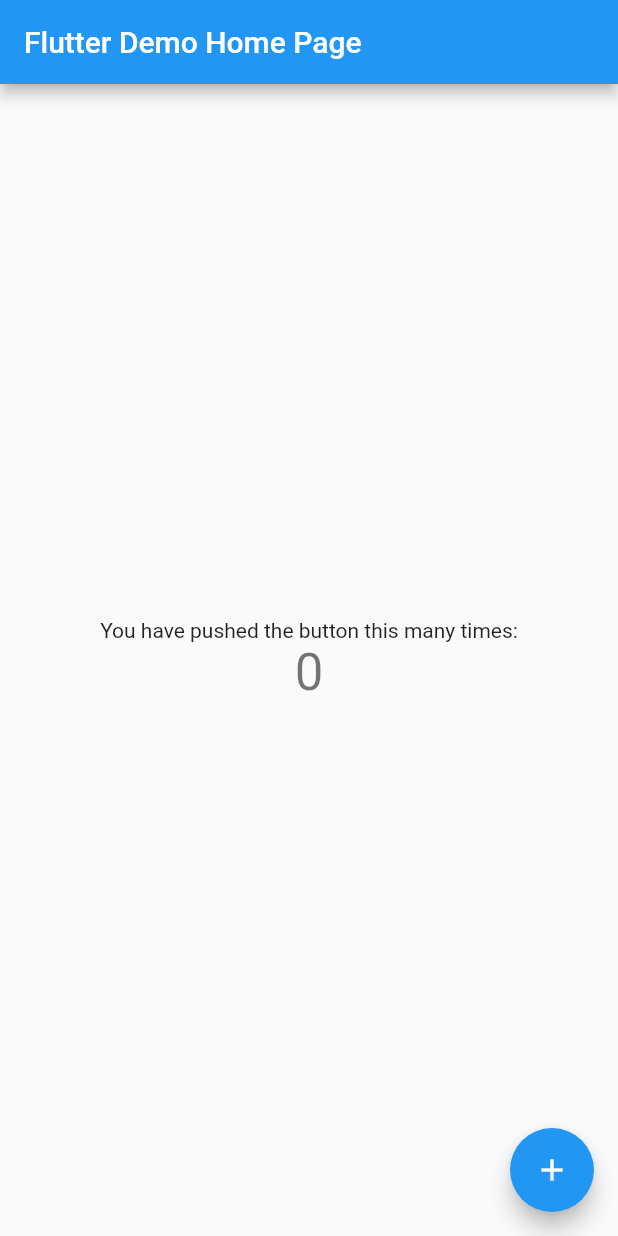
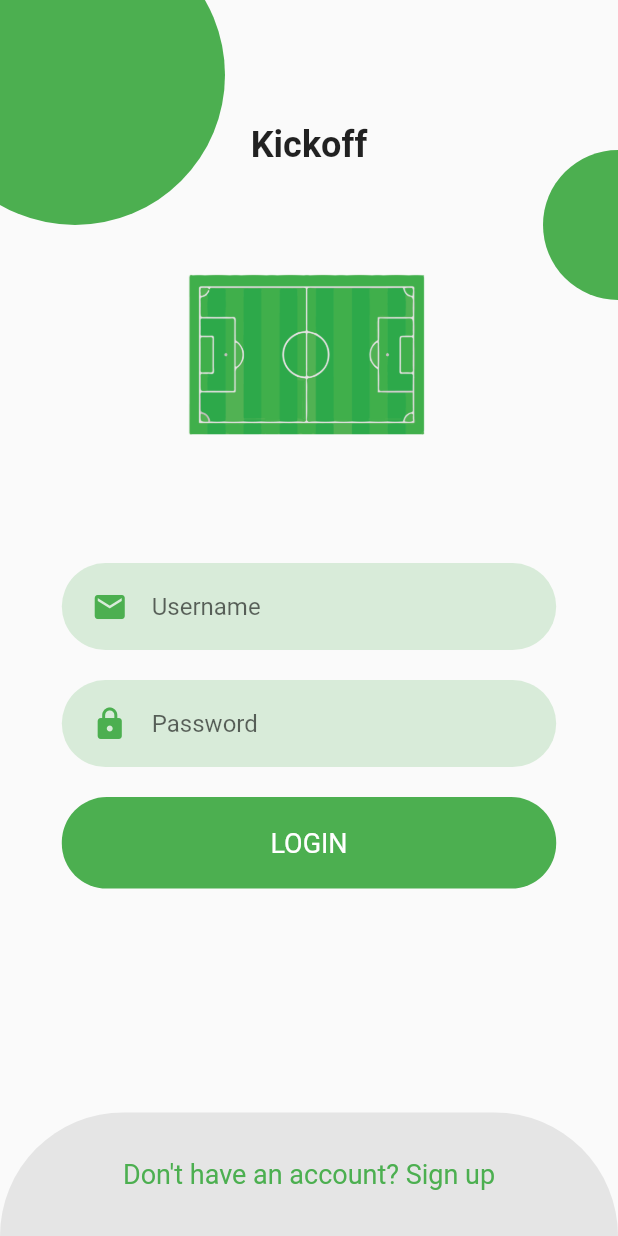
Before and after one commit to zeyadzidan/Kickoff, a Flutter app: the screen it shows after launch, on a phone screen of 412 x 824 dp. Run offline on Flutter 3.47's test engine with Material 2 defaults, Android fonts, the phone set to English and light mode, and no system bars.

Commit message:
finish login and signup in front

```diff
--- /dev/null
+++ b/kickoff_frontend/lib/Screens/login/components/cancel_button.dart
@@ -0,0 +1,41 @@
+import 'package:flutter/material.dart';
+import 'package:kickoff_frontend/constants.dart';
+
+class CancelButton extends StatelessWidget {
+  const CancelButton({
+    Key? key,
+    required this.isLogin,
+    required this.animationDuration,
+    required this.size,
+    required this.animationController,
+    required this.tapEvent
+  }) : super(key: key);
+
+  final bool isLogin;
+  final Duration animationDuration;
+  final Size size;
+  final AnimationController? animationController;
+  final GestureTapCallback? tapEvent;
+
+  @override
+  Widget build(BuildContext context) {
+    return AnimatedOpacity(
+      opacity: isLogin ? 0.0 : 1.0,
+      duration: animationDuration,
+      child: Align(
+        alignment: Alignment.topCenter,
+        child: Container(
+          width: size.width,
+          height: size.height * 0.1,
+          alignment: Alignment.bottomCenter,
+
+          child: IconButton(
+            icon: Icon(Icons.close),
+            onPressed: tapEvent,
+            color: kPrimaryColor,
+          ),
+        ),
+      ),
+    );
+  }
+}
--- /dev/null
+++ b/kickoff_frontend/lib/Screens/login/components/login_form.dart
@@ -0,0 +1,68 @@
+import 'package:flutter/material.dart';
+import 'package:kickoff_frontend/components/rounded_button.dart';
+import 'package:kickoff_frontend/components/rounded_input.dart';
+import 'package:kickoff_frontend/components/rounded_password_input.dart';
+
+
+class LoginForm extends StatelessWidget {
+  const LoginForm({
+    Key? key,
+    required this.isLogin,
+    required this.animationDuration,
+    required this.size,
+    required this.defaultLoginSize,
+  }) : super(key: key);
+
+  final bool isLogin;
+  final Duration animationDuration;
+  final Size size;
+  final double defaultLoginSize;
+
+  @override
+  Widget build(BuildContext context) {
+    return AnimatedOpacity(
+      opacity: isLogin ? 1.0 : 0.0,
+      duration: animationDuration * 4,
+      child: Align(
+        alignment: Alignment.center,
+        child: Container(
+          width: size.width,
+          height: defaultLoginSize,
+          child: SingleChildScrollView(
+            child: Column(
+              crossAxisAlignment: CrossAxisAlignment.center,
+              mainAxisAlignment: MainAxisAlignment.center,
+
+              children: [
+                Text(
+                  'Kickoff',
+                  style: TextStyle(
+                      fontWeight: FontWeight.bold,
+                      fontSize: 24
+                  ),
+                ),
+
+                SizedBox(height: 40),
+
+                Container(height:175 ,width:175,child: Image(image: AssetImage('assets/images/pic3.PNG'))),
+
+                SizedBox(height: 40),
+
+                RoundedInput(icon: Icons.mail, hint: 'Username'),
+
+                RoundedPasswordInput(hint: 'Password'),
+
+                SizedBox(height: 10),
+
+                RoundedButton(title: 'LOGIN'),
+
+                SizedBox(height: 10),
+
+              ],
+            ),
+          ),
+        ),
+      ),
+    );
+  }
+}
--- /dev/null
+++ b/kickoff_frontend/lib/Screens/login/components/register_form.dart
@@ -0,0 +1,74 @@
+import 'package:flutter/material.dart';
+import 'package:kickoff_frontend/components/rounded_button.dart';
+import 'package:kickoff_frontend/components/rounded_input.dart';
+import 'package:kickoff_frontend/components/rounded_password_input.dart';
+
+
+class RegisterForm extends StatelessWidget {
+  const RegisterForm({
+    Key? key,
+    required this.isLogin,
+    required this.animationDuration,
+    required this.size,
+    required this.defaultLoginSize,
+  }) : super(key: key);
+
+  final bool isLogin;
+  final Duration animationDuration;
+  final Size size;
+  final double defaultLoginSize;
+
+  @override
+  Widget build(BuildContext context) {
+    return AnimatedOpacity(
+      opacity: isLogin ? 0.0 : 1.0,
+      duration: animationDuration * 5,
+      child: Visibility(
+        visible: !isLogin,
+        child: Align(
+          alignment: Alignment.bottomCenter,
+          child: Container(
+            width: size.width,
+            height: defaultLoginSize,
+            child: SingleChildScrollView(
+              child: Column(
+                crossAxisAlignment: CrossAxisAlignment.center,
+                mainAxisAlignment: MainAxisAlignment.center,
+
+                children: [
+                  SizedBox(height: 10),
+
+                  Text(
+                    'Kickoff',
+                    style: TextStyle(
+                        fontWeight: FontWeight.bold,
+                        fontSize: 24
+                    ),
+                  ),
+
+                  SizedBox(height: 40),
+
+                  Container(height:175 ,width:175,child: Image(image: AssetImage('assets/images/pic4.PNG'))),
+
+                  SizedBox(height: 40),
+
+                  RoundedInput(icon: Icons.mail, hint: 'Email'),
+
+                  RoundedInput(icon: Icons.face_rounded, hint: 'Username'),
+
+                  RoundedPasswordInput(hint: 'Password'),
+
+                  SizedBox(height: 10),
+
+                  RoundedButton(title: 'SIGN UP'),
+
+                  SizedBox(height: 10),
+                ],
+              ),
+            ),
+          ),
+        ),
+      ),
+    );
+  }
+}
--- /dev/null
+++ b/kickoff_frontend/lib/Screens/login/login.dart
@@ -0,0 +1,145 @@
+import 'package:flutter/material.dart';
+import 'package:flutter/services.dart';
+import 'package:kickoff_frontend/Screens/login/components/cancel_button.dart';
+import 'package:kickoff_frontend/Screens/login/components/login_form.dart';
+import 'package:kickoff_frontend/Screens/login/components/register_form.dart';
+import 'package:kickoff_frontend/constants.dart';
+
+class LoginScreen extends StatefulWidget {
+  @override
+  _LoginScreenState createState() => _LoginScreenState();
+}
+
+class _LoginScreenState extends State<LoginScreen> with SingleTickerProviderStateMixin {
+
+  bool isLogin = true;
+  late Animation<double> containerSize;
+  AnimationController? animationController;
+  Duration animationDuration = Duration(milliseconds: 270);
+
+  @override
+  void initState() {
+    super.initState();
+    animationController = AnimationController(vsync: this, duration: animationDuration);
+  }
+
+  @override
+  void dispose() {
+    animationController!.dispose();
+    super.dispose();
+  }
+
+  @override
+  Widget build(BuildContext context) {
+    Size size = MediaQuery.of(context).size;
+
+    double viewInset = MediaQuery.of(context).viewInsets.bottom; // we are using this to determine Keyboard is opened or not
+    double defaultLoginSize = size.height - (size.height * 0.2);
+    double defaultRegisterSize = size.height - (size.height * 0.1);
+
+    containerSize = Tween<double>(begin: size.height * 0.1, end: defaultRegisterSize).animate(CurvedAnimation(parent: animationController!, curve: Curves.linear));
+
+    return Scaffold(
+      body: Stack(
+        children: [
+          // Lets add some decorations
+          Positioned(
+              top: 100,
+              right: -50,
+              child: Container(
+                width: 100,
+                height: 100,
+                decoration: BoxDecoration(
+                    borderRadius: BorderRadius.circular(50),
+                    color: kPrimaryColor
+                ),
+              )
+          ),
+
+          Positioned(
+              top: -50,
+              left: -50,
+              child: Container(
+                width: 200,
+                height: 200,
+                decoration: BoxDecoration(
+                    borderRadius: BorderRadius.circular(100),
+                    color: kPrimaryColor
+                ),
+              )
+          ),
+
+          // Cancel Button
+          CancelButton(
+            isLogin: isLogin,
+            animationDuration: animationDuration,
+            size: size,
+            animationController: animationController,
+            tapEvent: isLogin ? null : () { // returning null to disable the button
+              animationController!.reverse();
+              setState(() {
+                isLogin = !isLogin;
+              });
+            },
+          ),
+
+          // Login Form
+          LoginForm(isLogin: isLogin, animationDuration: animationDuration, size: size, defaultLoginSize: defaultLoginSize),
+
+          // Register Container
+          AnimatedBuilder(
+            animation: animationController!,
+            builder: (context, child) {
+              if (viewInset == 0 && isLogin) {
+                return buildRegisterContainer();
+              } else if (!isLogin) {
+                return buildRegisterContainer();
+              }
+
+              // Returning empty container to hide the widget
+              return Container();
+            },
+          ),
+
+          // Register Form
+          RegisterForm(isLogin: isLogin, animationDuration: animationDuration, size: size, defaultLoginSize: defaultRegisterSize),
+        ],
+      ),
+    );
+  }
+
+  Widget buildRegisterContainer() {
+    return Align(
+      alignment: Alignment.bottomCenter,
+      child: Container(
+        width: double.infinity,
+        height: containerSize.value,
+        decoration: BoxDecoration(
+            borderRadius: BorderRadius.only(
+              topLeft: Radius.circular(100),
+              topRight: Radius.circular(100),
+            ),
+            color: kBackgroundColor
+        ),
+
+        alignment: Alignment.center,
+        child: GestureDetector(
+          onTap: !isLogin ? null : () {
+            animationController!.forward();
+
+            setState(() {
+              isLogin = !isLogin;
+            });
+          },
+          child: isLogin ? Text(
+            "Don't have an account? Sign up",
+            style: TextStyle(
+                color: kPrimaryColor,
+                fontSize: 18
+            ),
+          ) : null,
+        ),
+      ),
+    );
+  }
+}
--- /dev/null
+++ b/kickoff_frontend/lib/components/input_container.dart
@@ -0,0 +1,28 @@
+import 'package:flutter/material.dart';
+import 'package:kickoff_frontend/constants.dart';
+
+class InputContainer extends StatelessWidget {
+  const InputContainer({
+    Key? key,
+    required this.child,
+  }) : super(key: key);
+
+  final Widget child;
+
+  @override
+  Widget build(BuildContext context) {
+    Size size = MediaQuery.of(context).size;
+
+    return Container(
+        margin: EdgeInsets.symmetric(vertical: 10),
+        padding: EdgeInsets.symmetric(horizontal: 20, vertical: 5),
+        width: size.width * 0.8,
+        decoration: BoxDecoration(
+            borderRadius: BorderRadius.circular(30),
+            color: kPrimaryColor.withAlpha(50)
+        ),
+
+        child: child
+    );
+  }
+}
--- /dev/null
+++ b/kickoff_frontend/lib/components/rounded_button.dart
@@ -0,0 +1,38 @@
+import 'package:flutter/material.dart';
+import 'package:kickoff_frontend/constants.dart';
+
+class RoundedButton extends StatelessWidget {
+  const RoundedButton({
+    Key? key,
+    required this.title,
+  }) : super(key: key);
+
+  final String title;
+
+  @override
+  Widget build(BuildContext context) {
+    Size size = MediaQuery.of(context).size;
+
+    return InkWell(
+      onTap: () {},
+      borderRadius: BorderRadius.circular(30),
+      child: Container(
+        width: size.width * 0.8,
+        decoration: BoxDecoration(
+          borderRadius: BorderRadius.circular(30),
+          color: kPrimaryColor,
+        ),
+
+        padding: EdgeInsets.symmetric(vertical: 20),
+        alignment: Alignment.center,
+        child: Text(
+          title,
+          style: TextStyle(
+              color: Colors.white,
+              fontSize: 18
+          ),
+        ),
+      ),
+    );
+  }
+}
--- /dev/null
+++ b/kickoff_frontend/lib/components/rounded_input.dart
@@ -0,0 +1,27 @@
+import 'package:flutter/material.dart';
+import 'package:kickoff_frontend/components/input_container.dart';
+import 'package:kickoff_frontend/constants.dart';
+
+class RoundedInput extends StatelessWidget {
+  const RoundedInput({
+    Key? key,
+    required this.icon,
+    required this.hint
+  }) : super(key: key);
+
+  final IconData icon;
+  final String hint;
+
+  @override
+  Widget build(BuildContext context) {
+    return InputContainer(
+        child: TextField(
+          cursorColor: kPrimaryColor,
+          decoration: InputDecoration(
+              icon: Icon(icon, color: kPrimaryColor),
+              hintText: hint,
+              border: InputBorder.none
+          ),
+        ));
+  }
+}
--- /dev/null
+++ b/kickoff_frontend/lib/components/rounded_password_input.dart
@@ -0,0 +1,26 @@
+import 'package:flutter/material.dart';
+import 'package:kickoff_frontend/components/input_container.dart';
+import 'package:kickoff_frontend/constants.dart';
+
+class RoundedPasswordInput extends StatelessWidget {
+  const RoundedPasswordInput({
+    Key? key,
+    required this.hint
+  }) : super(key: key);
+
+  final String hint;
+
+  @override
+  Widget build(BuildContext context) {
+    return InputContainer(
+        child: TextField(
+          cursorColor: kPrimaryColor,
+          obscureText: true,
+          decoration: InputDecoration(
+              icon: Icon(Icons.lock, color: kPrimaryColor),
+              hintText: hint,
+              border: InputBorder.none
+          ),
+        ));
+  }
+}
--- /dev/null
+++ b/kickoff_frontend/lib/constants.dart
@@ -0,0 +1,4 @@
+import 'package:flutter/material.dart';
+
+const kPrimaryColor = Color(0XFF4CAF50);
+const kBackgroundColor = Color(0XFFE5E5E5);
--- a/kickoff_frontend/lib/main.dart
+++ b/kickoff_frontend/lib/main.dart
@@ -1,115 +1,24 @@
 import 'package:flutter/material.dart';
+import 'package:kickoff_frontend/Screens/login/login.dart';
+import 'package:kickoff_frontend/constants.dart';
+
 
 void main() {
-  runApp(const MyApp());
+  runApp(MyApp());
 }
 
 class MyApp extends StatelessWidget {
-  const MyApp({super.key});
-
   // This widget is the root of your application.
   @override
   Widget build(BuildContext context) {
     return MaterialApp(
-      title: 'Flutter Demo',
+      title: 'Flutter Animated Login',
+      debugShowCheckedModeBanner: false,
       theme: ThemeData(
-        // This is the theme of your application.
-        //
-        // Try running your application with "flutter run". You'll see the
-        // application has a blue toolbar. Then, without quitting the app, try
-        // changing the primarySwatch below to Colors.green and then invoke
-        // "hot reload" (press "r" in the console where you ran "flutter run",
-        // or simply save your changes to "hot reload" in a Flutter IDE).
-        // Notice that the counter didn't reset back to zero; the application
-        // is not restarted.
-        primarySwatch: Colors.blue,
+        primaryColor: kPrimaryColor,
+
       ),
-      home: const MyHomePage(title: 'Flutter Demo Home Page'),
+      home: LoginScreen(),
     );
   }
 }
-
-class MyHomePage extends StatefulWidget {
-  const MyHomePage({super.key, required this.title});
-
-  // This widget is the home page of your application. It is stateful, meaning
-  // that it has a State object (defined below) that contains fields that affect
-  // how it looks.
-
-  // This class is the configuration for the state. It holds the values (in this
-  // case the title) provided by the parent (in this case the App widget) and
-  // used by the build method of the State. Fields in a Widget subclass are
-  // always marked "final".
-
-  final String title;
-
-  @override
-  State<MyHomePage> createState() => _MyHomePageState();
-}
-
-class _MyHomePageState extends State<MyHomePage> {
-  int _counter = 0;
-
-  void _incrementCounter() {
-    setState(() {
-      // This call to setState tells the Flutter framework that something has
-      // changed in this State, which causes it to rerun the build method below
-      // so that the display can reflect the updated values. If we changed
-      // _counter without calling setState(), then the build method would not be
-      // called again, and so nothing would appear to happen.
-      _counter++;
-    });
-  }
-
-  @override
-  Widget build(BuildContext context) {
-    // This method is rerun every time setState is called, for instance as done
-    // by the _incrementCounter method above.
-    //
-    // The Flutter framework has been optimized to make rerunning build methods
-    // fast, so that you can just rebuild anything that needs updating rather
-    // than having to individually change instances of widgets.
-    return Scaffold(
-      appBar: AppBar(
-        // Here we take the value from the MyHomePage object that was created by
-        // the App.build method, and use it to set our appbar title.
-        title: Text(widget.title),
-      ),
-      body: Center(
-        // Center is a layout widget. It takes a single child and positions it
-        // in the middle of the parent.
-        child: Column(
-          // Column is also a layout widget. It takes a list of children and
-          // arranges them vertically. By default, it sizes itself to fit its
-          // children horizontally, and tries to be as tall as its parent.
-          //
-          // Invoke "debug painting" (press "p" in the console, choose the
-          // "Toggle Debug Paint" action from the Flutter Inspector in Android
-          // Studio, or the "Toggle Debug Paint" command in Visual Studio Code)
-          // to see the wireframe for each widget.
-          //
-          // Column has various properties to control how it sizes itself and
-          // how it positions its children. Here we use mainAxisAlignment to
-          // center the children vertically; the main axis here is the vertical
-          // axis because Columns are vertical (the cross axis would be
-          // horizontal).
-          mainAxisAlignment: MainAxisAlignment.center,
-          children: <Widget>[
-            const Text(
-              'You have pushed the button this many times:',
-            ),
-            Text(
-              '$_counter',
-              style: Theme.of(context).textTheme.headline4,
-            ),
-          ],
-        ),
-      ),
-      floatingActionButton: FloatingActionButton(
-        onPressed: _incrementCounter,
-        tooltip: 'Increment',
-        child: const Icon(Icons.add),
-      ), // This trailing comma makes auto-formatting nicer for build methods.
-    );
-  }
-}
--- a/kickoff_frontend/pubspec.yaml
+++ b/kickoff_frontend/pubspec.yaml
@@ -60,8 +60,8 @@ flutter:
   uses-material-design: true
 
   # To add assets to your application, add an assets section, like this:
-  # assets:
-  #   - images/a_dot_burr.jpeg
+  assets:
+    - assets/images/
   #   - images/a_dot_ham.jpeg
 
   # An image asset can refer to one or more resolution-specific "variants", see
```
Also changed, not shown: kickoff_frontend/assets/images/pic3.PNG (added), kickoff_frontend/assets/images/pic4.PNG (added), 1 other file.
